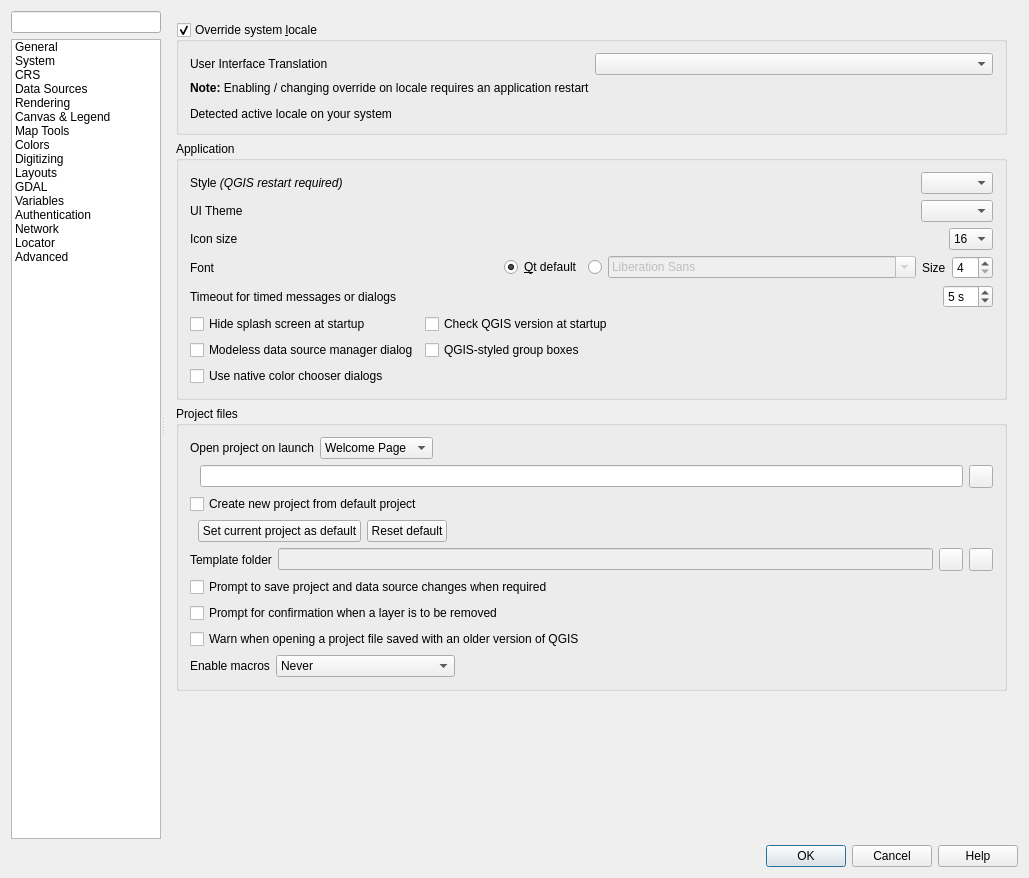
The window that src/ui/qgsoptionsbase.ui (qgis/QGIS) describes before a commit, drawn with Qt 5.
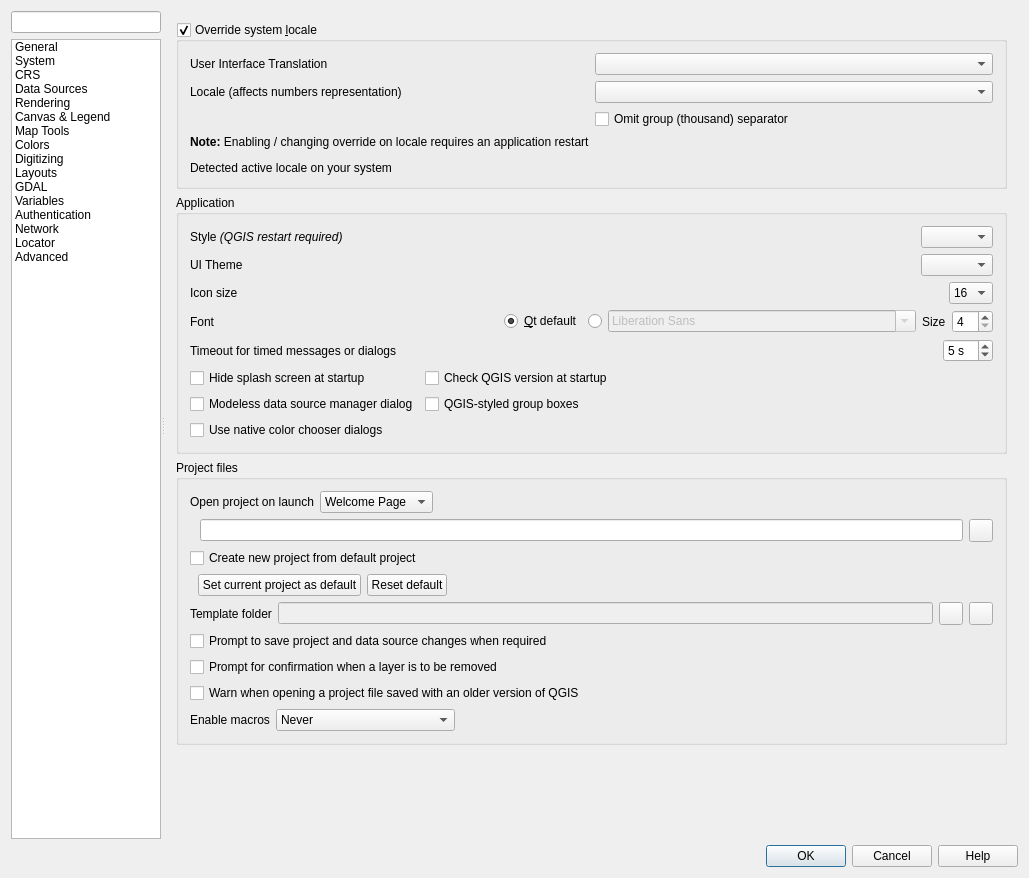
The same window after the commit. The open tabs and pages were chosen to show the change. Icons and pictures are not drawn. Custom widgets are drawn as their Qt base class.

Commit message: Add options to override locale and number group sep.

What changed in the file:
```diff
--- a/src/ui/qgsoptionsbase.ui
+++ b/src/ui/qgsoptionsbase.ui
@@ -349,8 +349,8 @@
                <rect>
                 <x>0</x>
                 <y>0</y>
-                <width>411</width>
-                <height>662</height>
+                <width>843</width>
+                <height>855</height>
                </rect>
               </property>
               <layout class="QVBoxLayout" name="verticalLayout_28">
@@ -368,17 +368,7 @@
                   </property>
                   <item>
                    <layout class="QGridLayout" name="gridLayout_25">
-                    <item row="0" column="0">
-                     <widget class="QLabel" name="label_5">
-                      <property name="text">
-                       <string>User Interface Translation</string>
-                      </property>
-                     </widget>
-                    </item>
-                    <item row="0" column="1">
-                     <widget class="QComboBox" name="cboLocale"/>
-                    </item>
-                    <item row="1" column="0" colspan="2">
+                    <item row="6" column="0" colspan="2">
                      <widget class="QLabel" name="label_7">
                       <property name="text">
                        <string>&lt;b&gt;Note:&lt;/b&gt; Enabling / changing override on locale requires an application restart</string>
@@ -388,6 +378,33 @@
                       </property>
                      </widget>
                     </item>
+                    <item row="2" column="0">
+                     <widget class="QLabel" name="label_52">
+                      <property name="text">
+                       <string>Locale (affects numbers representation)</string>
+                      </property>
+                     </widget>
+                    </item>
+                    <item row="0" column="0">
+                     <widget class="QLabel" name="label_5">
+                      <property name="text">
+                       <string>User Interface Translation</string>
+                      </property>
+                     </widget>
+                    </item>
+                    <item row="0" column="1">
+                     <widget class="QComboBox" name="cboTranslation"/>
+                    </item>
+                    <item row="2" column="1">
+                     <widget class="QComboBox" name="cboGlobalLocale"/>
+                    </item>
+                    <item row="3" column="1">
+                     <widget class="QCheckBox" name="cbOmitGroupSeparator">
+                      <property name="text">
+                       <string>Omit group (thousand) separator</string>
+                      </property>
+                     </widget>
+                    </item>
                    </layout>
                   </item>
                   <item>
```
Left out of the diff: 49 changed lines with no effect on the pictures. The commit also changes 2 other files.
